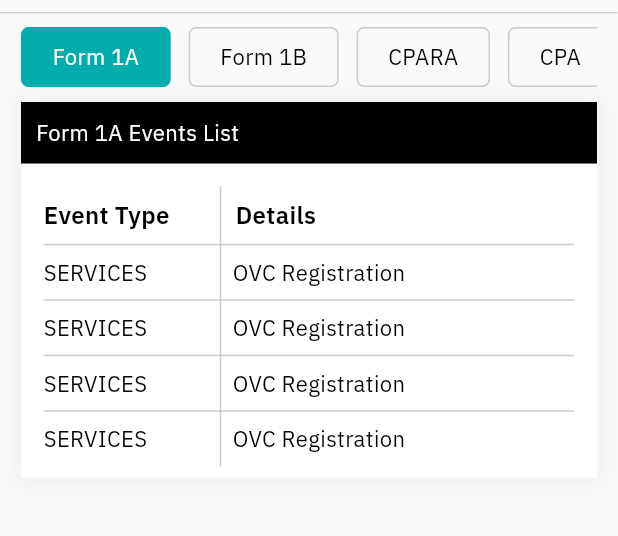
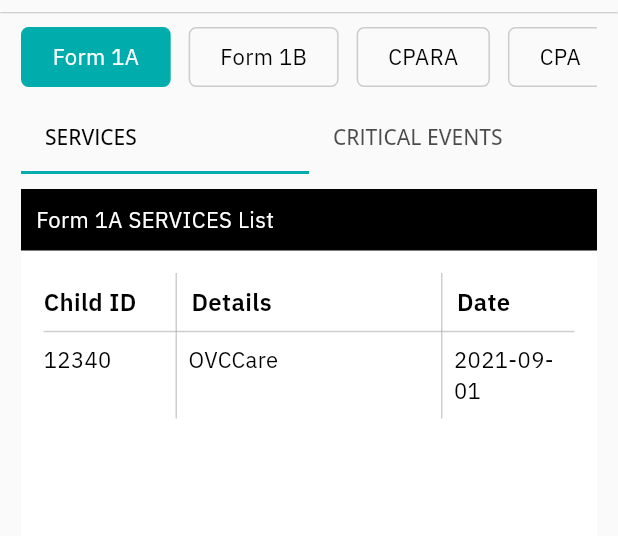
Before and after one commit to uonafya/cpims_mobile, a Flutter app: the UnapprovedRecordsScreens screen opened directly, on a phone screen of 412 x 824 dp, the part 72-608 px from its top. Run offline on Flutter 3.47's test engine with Material 2 defaults, Android fonts, the phone set to English and light mode, and no system bars; our stand-ins replace connectivity_plus, device_info_plus, flutter_screenutil, flutter_spinkit, font_awesome_flutter, get and 4 more; accounts and stored records are empty; network calls fail.

Commit message:
feat: added deviceID chore: refactored unapproved screen

```diff
--- a/lib/constants.dart
+++ b/lib/constants.dart
@@ -236,32 +236,80 @@ successSnackBar(BuildContext context, message) {
 List<Map<String, dynamic>> unapprovedItems = [
   {
     'title': 'Form 1A',
+    'childID': '12340',
     'eventType': 'SERVICES',
-    'details': 'OVC Registration',
+    'details': 'OVCCare',
+    'date': '2021-09-01',
+    'onTap': () => {},
+    'color': Colors.red,
+    's_color': const Color(0xff9A3734),
+  },
+  {
+    'title': 'Form 1A',
+    'childID': '67768',
+    'eventType': 'CRITICAL EVENTS',
+    'details': 'OVCCare',
+    'date': '2021-09-30',
     'onTap': () => {},
     'color': Colors.red,
     's_color': const Color(0xff9A3734),
   },
   {
     'title': 'Form 1B',
+    'childID': '07761',
     'eventType': 'SERVICES',
-    'details': 'OVC Registration',
+    'details': 'OVCCare',
+    'date': '2021-09-30',
+    'onTap': () => {},
+    'color': Colors.red,
+    's_color': const Color(0xff9A3734),
+  },
+  {
+    'title': 'Form 1B',
+    'childID': '87761',
+    'eventType': 'CRITICAL EVENTS',
+    'details': 'OVCCare',
+    'date': '2021-09-30',
     'onTap': () => {},
     'color': Colors.red,
     's_color': const Color(0xff9A3734),
   },
   {
     'title': 'CPARA',
+    'childID': '27761',
     'eventType': 'SERVICES',
-    'details': 'OVC Registration',
+    'details': 'OVCCare',
+    'date': '2021-09-30',
     'onTap': () => {},
     'color': Colors.red,
     's_color': const Color(0xff9A3734),
   },
   {
-    'title': 'CPA',
+    'title': 'CPARA',
+    'childID': '37761',
+    'eventType': 'CRITICAL EVENTS',
+    'details': 'OVCCare',
+    'date': '2021-09-30',
+    'onTap': () => {},
+    'color': Colors.red,
+    's_color': const Color(0xff9A3734),
+  },
+  {
+    'title': 'CPT',
+    'childID': '87761',
     'eventType': 'SERVICES',
-    'details': 'OVC Registration',
+    'details': 'OVCCare',
+    'date': '2021-09-30',
+    'onTap': () => {},
+    'color': Colors.red,
+    's_color': const Color(0xff9A3734),
+  },
+  {
+    'title': 'CPT',
+    'childID': '57761',
+    'eventType': 'CRITICAL EVENTS',
+    'details': 'OVCCare',
+    'date': '2021-09-30',
     'onTap': () => {},
     'color': Colors.red,
     's_color': const Color(0xff9A3734),
--- a/lib/screens/homepage/home_page.dart
+++ b/lib/screens/homepage/home_page.dart
@@ -4,6 +4,7 @@ import 'package:cpims_mobile/providers/ui_provider.dart';
 import 'package:cpims_mobile/screens/homepage/widgets/statistics_item.dart';
 import 'package:cpims_mobile/screens/homepage/widgets/statistics_gridItem.dart';
 import 'package:cpims_mobile/screens/ovc_care/ovc_care_screen.dart';
+import 'package:cpims_mobile/screens/unapproved_records/unapproved_records_screen.dart';
 import 'package:cpims_mobile/widgets/app_bar.dart';
 import 'package:cpims_mobile/widgets/custom_button.dart';
 import 'package:cpims_mobile/widgets/drawer.dart';
@@ -39,9 +40,9 @@ class _HomepageState extends State<Homepage> {
               padding: const EdgeInsets.symmetric(horizontal: 15),
               children: [
                 const SizedBox(height: 20),
-                const Text(
-                  '4THE CHILD - Dashboard',
-                  style: TextStyle(
+                Text(
+                  '${dashData.orgUnit} - Dashboard',
+                  style: const TextStyle(
                     fontSize: 20,
                     fontWeight: FontWeight.bold,
                     color: Colors.black,
@@ -62,10 +63,9 @@ class _HomepageState extends State<Homepage> {
                   cpaCount: 2,
                   cparaCount: 1,
                   onClick: () {
-                  Get.to(() => const UnsyncedWorkflowsPage(
-                  ));
-                },
-              ),
+                    Get.to(() => const UnsyncedWorkflowsPage());
+                  },
+                ),
                 StatisticsItem(
                   title: 'UNAPPROVED RECORDS',
                   icon: FontAwesomeIcons.fileCircleXmark,
@@ -75,8 +75,10 @@ class _HomepageState extends State<Homepage> {
                   form1BCount: 3,
                   cpaCount: 2,
                   cparaCount: 1,
-                  onClick: () {},
-              ),
+                  onClick: () {
+                     Get.to(() => const UnapprovedRecordsScreens());
+                  },
+                ),
                 GridView.count(
                   crossAxisCount: 2,
                   shrinkWrap: true,
--- a/lib/screens/initial_loader.dart
+++ b/lib/screens/initial_loader.dart
@@ -3,6 +3,7 @@ import 'package:cpims_mobile/providers/connection_provider.dart';
 import 'package:cpims_mobile/providers/ui_provider.dart';
 import 'package:cpims_mobile/screens/homepage/home_page.dart';
 import 'package:cpims_mobile/services/dash_board_service.dart';
+import 'package:device_info_plus/device_info_plus.dart';
 import 'package:flutter/foundation.dart';
 import 'package:flutter/material.dart';
 import 'package:flutter/services.dart';
@@ -63,10 +64,15 @@ class _InitialLoadingScreenState extends State<InitialLoadingScreen> {
           if (context.mounted) {
             Provider.of<UIProvider>(context, listen: false)
                 .setDashData(dashRep);
+            // retrieve deviceID
+            final deviceID = await getDeviceID();
+            if (mounted) {
               await CaseLoadService().fetchCaseLoadData(
                 context: context,
                 isForceSync: false,
+                deviceID: deviceID,
               );
+            }
             await Provider.of<UIProvider>(context, listen: false)
                 .setCaseLoadData();
           }
@@ -77,13 +83,37 @@ class _InitialLoadingScreenState extends State<InitialLoadingScreen> {
     );
   }
 
+  final DeviceInfoPlugin deviceInfoPlugin = DeviceInfoPlugin();
+
+  Future<String> getDeviceID() async {
+    // get device id
+    String? deviceID = '';
+    if (Theme.of(context).platform == TargetPlatform.android) {
+      final AndroidDeviceInfo androidDeviceInfo =
+          await deviceInfoPlugin.androidInfo;
+      deviceID = androidDeviceInfo.id;
+      if (kDebugMode) {
+        print('Device ID $deviceID');
+      }
+    } else if (Theme.of(context).platform == TargetPlatform.iOS) {
+      final IosDeviceInfo iosDeviceInfo = await deviceInfoPlugin.iosInfo;
+      deviceID = iosDeviceInfo.identifierForVendor;
+      if (kDebugMode) {
+        print(deviceID);
+      }
+    }
+    return deviceID!;
+  }
+
   Future<void> _checkBiometric() async {
     bool canCheckBiometric = false;
 
     try {
       canCheckBiometric = await auth.canCheckBiometrics;
       if (kReleaseMode && !canCheckBiometric) {
+        if (mounted) {
           errorSnackBar(context, 'Biometrics not available');
+        }
         return;
       }
     } on PlatformException catch (_) {
@@ -122,7 +152,9 @@ class _InitialLoadingScreenState extends State<InitialLoadingScreen> {
         localizedReason: "Scan your finger to authenticate",
       );
     } on PlatformException catch (e) {
+      if (mounted) {
         errorSnackBar(context, e.details);
+      }
     }
 
     setState(() {
--- a/lib/screens/splash_screen.dart
+++ b/lib/screens/splash_screen.dart
@@ -1,3 +1,5 @@
+import 'package:device_info_plus/device_info_plus.dart';
+import 'package:flutter/foundation.dart';
 import 'package:flutter/material.dart';
 
 class SplashScreen extends StatefulWidget {
--- a/lib/screens/unapproved_records/unapproved_records_screen.dart
+++ b/lib/screens/unapproved_records/unapproved_records_screen.dart
@@ -1,4 +1,3 @@
-
 import 'package:cpims_mobile/constants.dart';
 import 'package:cpims_mobile/services/unapproved_data.dart';
 import 'package:cpims_mobile/widgets/app_bar.dart';
@@ -7,7 +6,6 @@ import 'package:cpims_mobile/widgets/custom_chip.dart';
 import 'package:cpims_mobile/widgets/drawer.dart';
 import 'package:flutter/material.dart';
 import 'package:shared_preferences/shared_preferences.dart';
-
 
 class UnapprovedRecordsScreens extends StatefulWidget {
   const UnapprovedRecordsScreens({super.key});
@@ -43,7 +41,13 @@ class _UnapprovedRecordsScreensState extends State<UnapprovedRecordsScreens> {
 
   @override
   Widget build(BuildContext context) {
-    return Scaffold(
+    List<Map<String, dynamic>> selectedItems = unapprovedItems
+        .where((item) => item['title'] == selectedRecord)
+        .toList();
+
+    return DefaultTabController(
+      length: 2,
+      child: Scaffold(
         appBar: customAppBar(),
         drawer: const Drawer(
           child: CustomDrawer(),
@@ -75,13 +79,72 @@ class _UnapprovedRecordsScreensState extends State<UnapprovedRecordsScreens> {
                 ),
               ),
               const SizedBox(height: 10),
-            CustomCard(
-              title: 'Form 1A Events List',
+              const TabBar(
+                tabs: [
+                  Tab(
+                    child: Align(
+                      alignment: Alignment.centerLeft,
+                      child: Text('SERVICES'),
+                    ),
+                  ),
+                  Tab(
+                    child: Align(
+                      alignment: Alignment.centerLeft,
+                      child: Text('CRITICAL EVENTS'),
+                    ),
+                  ),
+                ],
+                indicatorColor: kPrimaryColor,
+                labelColor: Colors.black,
+              ),
+              const SizedBox(height: 10),
+              Expanded(
+                child: TabBarView(
+                  children: [
+                    FormTab(
+                      selectedRecord: selectedRecord,
+                      eventType: 'SERVICES',
+                    ),
+                    FormTab(
+                      selectedRecord: selectedRecord,
+                      eventType: 'CRITICAL EVENTS',
+                    ),
+                  ],
+                ),
+              ),
+            ],
+          ),
+        ),
+      ),
+    );
+  }
+}
+
+class FormTab extends StatelessWidget {
+  final String selectedRecord;
+  final String eventType;
+
+  const FormTab({
+    super.key,
+    required this.selectedRecord,
+    required this.eventType,
+  });
+
+  @override
+  Widget build(BuildContext context) {
+    final selectedItems = unapprovedItems
+        .where((item) =>
+            item['title'] == selectedRecord && item['eventType'] == eventType)
+        .toList();
+
+    return CustomCard(
+      title: '$selectedRecord $eventType List',
       children: [
         Table(
           columnWidths: const {
             0: FlexColumnWidth(1),
             1: FlexColumnWidth(2),
+            2: FlexColumnWidth(1),
           },
           border: TableBorder.symmetric(
             inside: BorderSide(
@@ -94,7 +157,7 @@ class _UnapprovedRecordsScreensState extends State<UnapprovedRecordsScreens> {
                 Padding(
                   padding: EdgeInsets.symmetric(vertical: 8.0),
                   child: Text(
-                            'Event Type',
+                    'Child ID',
                     textAlign: TextAlign.start,
                     style: TextStyle(
                       fontWeight: FontWeight.w600,
@@ -116,9 +179,23 @@ class _UnapprovedRecordsScreensState extends State<UnapprovedRecordsScreens> {
                     ),
                   ),
                 ),
+                Padding(
+                  padding: EdgeInsets.symmetric(
+                    vertical: 8.0,
+                    horizontal: 10.0,
+                  ),
+                  child: Text(
+                    'Date',
+                    textAlign: TextAlign.start,
+                    style: TextStyle(
+                      fontWeight: FontWeight.w600,
+                      fontSize: 16,
+                    ),
+                  ),
+                ),
               ],
             ),
-                    ...unapprovedItems
+            ...selectedItems
                 .map(
                   (e) => TableRow(
                     children: [
@@ -126,11 +203,15 @@ class _UnapprovedRecordsScreensState extends State<UnapprovedRecordsScreens> {
                         padding: const EdgeInsets.symmetric(
                           vertical: 8.0,
                         ),
-                                child: Text(e['eventType']),
+                        child: Text(e['childID']),
                       ),
                       Padding(
                         padding: const EdgeInsets.all(8.0),
                         child: Text(e['details']),
+                      ),
+                      Padding(
+                        padding: const EdgeInsets.all(8.0),
+                        child: Text(e['date']),
                       ),
                     ],
                   ),
@@ -139,10 +220,6 @@ class _UnapprovedRecordsScreensState extends State<UnapprovedRecordsScreens> {
           ],
         ),
       ],
-            ),
-          ],
-        ),
-      ),
     );
   }
 }
--- a/lib/services/caseload_service.dart
+++ b/lib/services/caseload_service.dart
@@ -12,20 +12,21 @@ class CaseLoadService {
   Future<void> fetchCaseLoadData({
     required BuildContext context,
     required bool isForceSync,
+    required String deviceID,
   }) async {
     final preferences = await SharedPreferences.getInstance();
     final int caseloadLastSave = preferences.getInt('caseload_last_save') ?? 0;
     final int currentTimestamp = DateTime.now().millisecondsSinceEpoch;
     final int diff = currentTimestamp - caseloadLastSave;
     if (!(isForceSync || diff > 60000)) {
-      // Todo : 30 days - 2592000000 milliseconds
+      // TODO : 30 days - 2592000000 milliseconds
       return;
     }
 
     try {
       final accessToken = preferences.getString('access');
       http.Response response = await http.get(
-        Uri.parse('${cpimsApiUrl}caseload'),
+        Uri.parse('${cpimsApiUrl}caseload?deviceID=$deviceID'),
         headers: {
           'Authorization': 'Bearer $accessToken',
         },
--- a/pubspec.yaml
+++ b/pubspec.yaml
@@ -29,6 +29,7 @@ environment:
 dependencies:
   connectivity_plus: ^4.0.2
   cupertino_icons: ^1.0.2
+  device_info_plus: ^9.0.3
   dio: ^5.3.2
   flutter:
     sdk: flutter
```
Also changed, not shown: pubspec.lock, 1 other file. Lines whose indentation alone changed are shown as unchanged.
